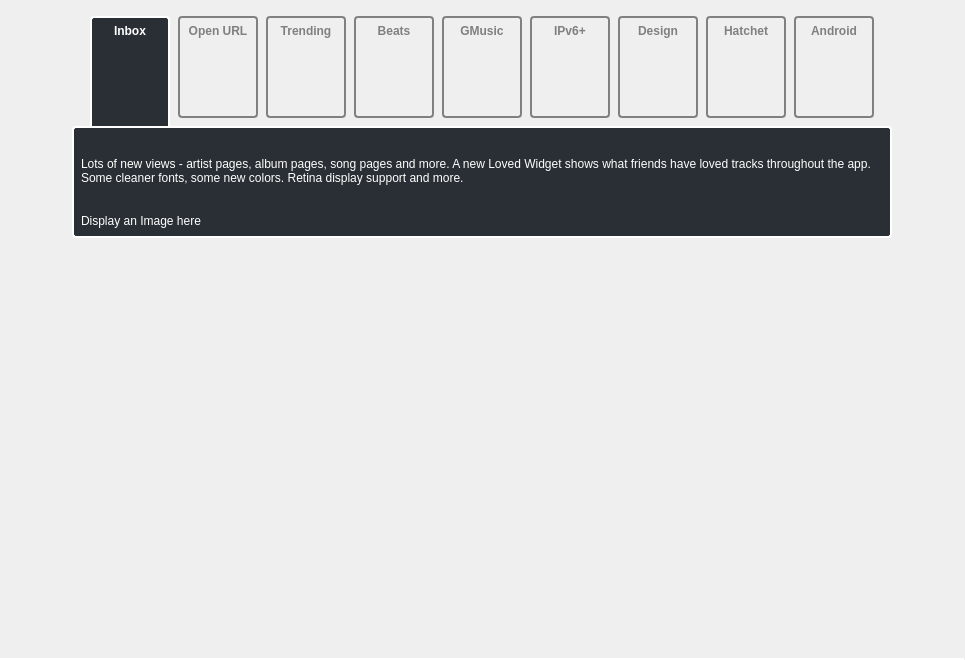
First picture: the form in src/viewpages/whatsnew_0_8/WhatsNewWidget_0_8.ui, repository tomahawk-player/tomahawk, before the edit.
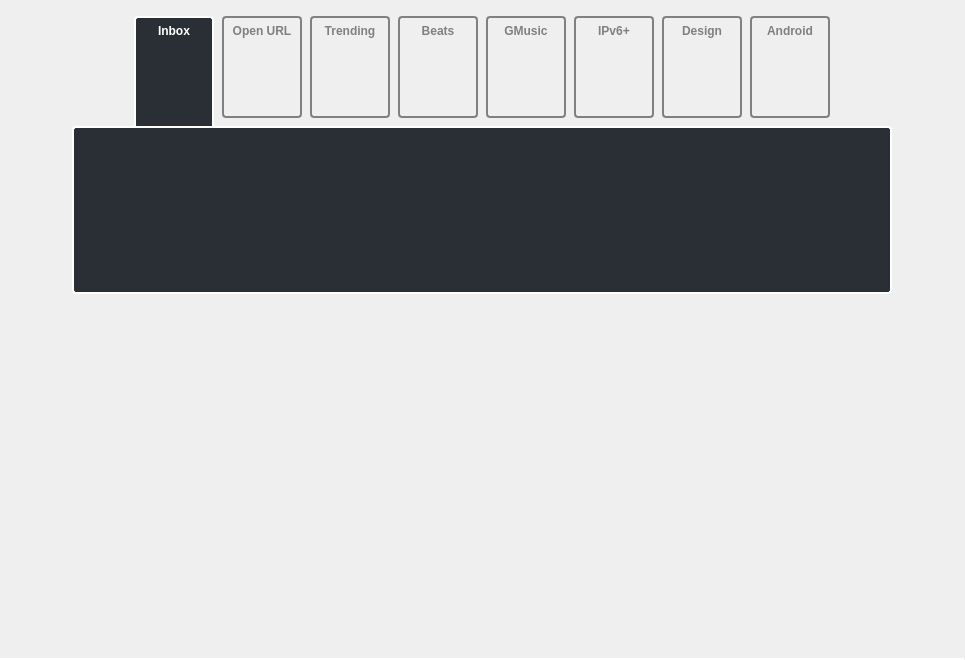
Second picture: the form after the edit. The open tabs and pages were chosen to show the change. Icons and pictures are not drawn. Custom widgets are drawn as their Qt base class.

Commit message: [whatsnew] Remove hatchet page

```diff
--- a/src/viewpages/whatsnew_0_8/WhatsNewWidget_0_8.ui
+++ b/src/viewpages/whatsnew_0_8/WhatsNewWidget_0_8.ui
@@ -573,72 +573,6 @@
              </layout>
             </widget>
            </item>
-           <item alignment="Qt::AlignTop">
-            <widget class="QWidget" name="hatchetBox" native="true">
-             <property name="minimumSize">
-              <size>
-               <width>64</width>
-               <height>79</height>
-              </size>
-             </property>
-             <property name="styleSheet">
-              <string notr="true">border-width: 2px;
-border-style: solid;
-border-radius: 4px;
-border-color: grey;
-color: grey;</string>
-             </property>
-             <layout class="QVBoxLayout" name="verticalLayout_471">
-              <property name="spacing">
-               <number>8</number>
-              </property>
-              <property name="margin">
-               <number>8</number>
-              </property>
-              <item alignment="Qt::AlignTop">
-               <widget class="ClickableLabel" name="hatchetBoxHeader">
-                <property name="font">
-                 <font>
-                  <weight>75</weight>
-                  <bold>true</bold>
-                 </font>
-                </property>
-                <property name="styleSheet">
-                 <string notr="true">border: none;</string>
-                </property>
-                <property name="text">
-                 <string>Hatchet</string>
-                </property>
-                <property name="alignment">
-                 <set>Qt::AlignCenter</set>
-                </property>
-               </widget>
-              </item>
-              <item>
-               <widget class="ClickableLabel" name="hatchetBoxImage">
-                <property name="minimumSize">
-                 <size>
-                  <width>64</width>
-                  <height>64</height>
-                 </size>
-                </property>
-                <property name="maximumSize">
-                 <size>
-                  <width>64</width>
-                  <height>64</height>
-                 </size>
-                </property>
-                <property name="styleSheet">
-                 <string notr="true">border: none;</string>
-                </property>
-                <property name="text">
-                 <string/>
-                </property>
-               </widget>
-              </item>
-             </layout>
-            </widget>
-           </item>
            <item alignment="Qt::AlignTop">
             <widget class="QWidget" name="androidBox" native="true">
              <property name="minimumSize">
@@ -1218,38 +1152,6 @@
             <property name="margin">
              <number>0</number>
             </property>
-            <item>
-             <widget class="QLabel" name="label_15">
-              <property name="sizePolicy">
-               <sizepolicy hsizetype="Preferred" vsizetype="Maximum">
-                <horstretch>0</horstretch>
-                <verstretch>0</verstretch>
-               </sizepolicy>
-              </property>
-              <property name="text">
-               <string>Lots of new views - artist pages, album pages, song pages and more. A new Loved Widget shows what friends have loved tracks throughout the app. Some cleaner fonts, some new colors. Retina display support and more.</string>
-              </property>
-              <property name="scaledContents">
-               <bool>false</bool>
-              </property>
-              <property name="wordWrap">
-               <bool>true</bool>
-              </property>
-             </widget>
-            </item>
-            <item>
-             <widget class="QLabel" name="label_16">
-              <property name="sizePolicy">
-               <sizepolicy hsizetype="Preferred" vsizetype="Fixed">
-                <horstretch>0</horstretch>
-                <verstretch>0</verstretch>
-               </sizepolicy>
-              </property>
-              <property name="text">
-               <string>Display an Image here</string>
-              </property>
-             </widget>
-            </item>
            </layout>
           </widget>
           <widget class="QWidget" name="androidPage">
```
Left out of the diff: 2 changed lines with no effect on the pictures. The commit also changes 2 other files.
